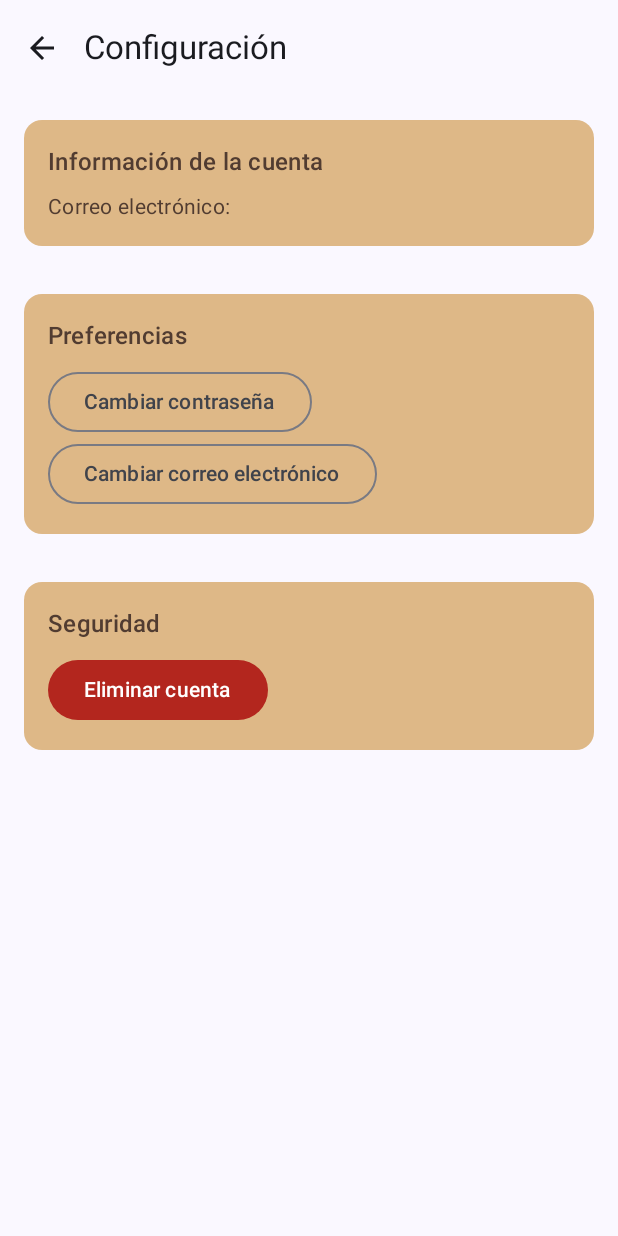
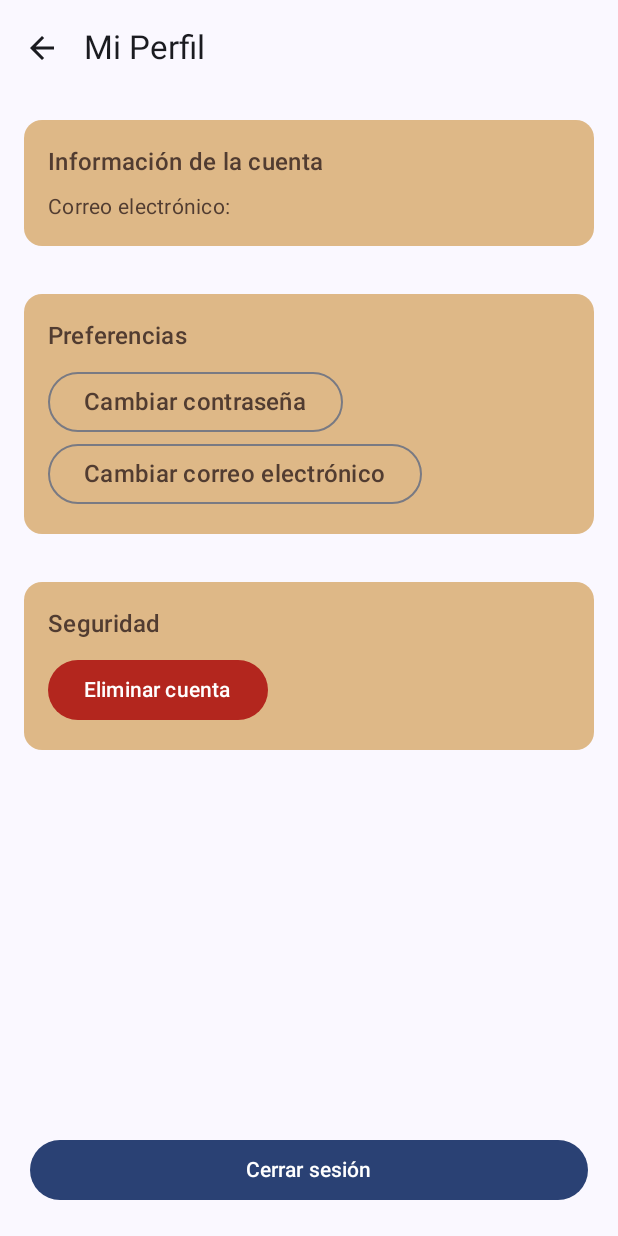
Before and after one commit to CaVassM/PocketMind_MobileApp, an Android app built with Jetpack Compose: the composable ConfiguracionScreen shown on its own in the app's theme, on a phone screen of 412 x 824 dp. Run offline under Robolectric (Android 15) with nearby library versions, the phone set to English and light mode, and no system bars; our stand-ins replace Firebase (no records; nobody signed in at launch, a user with empty details on screens opened directly).

Commit message:
Mantener sesión activa automática + Cerrar Sesión

```diff
--- a/app/src/main/java/com/example/ta_movil/MainActivity.kt
+++ b/app/src/main/java/com/example/ta_movil/MainActivity.kt
@@ -5,6 +5,7 @@ import android.widget.Toast
 import androidx.activity.ComponentActivity
 import androidx.activity.compose.setContent
 import androidx.activity.enableEdgeToEdge
+import androidx.compose.runtime.Composable
 import com.example.ta_movil.Components.MainNavigation
 import com.example.ta_movil.ui.theme.TA_MOVILTheme
 import com.google.firebase.FirebaseApp
@@ -36,7 +37,9 @@ class MainActivity : ComponentActivity() {
         enableEdgeToEdge()
         setContent {
             TA_MOVILTheme {
-                MainNavigation(auth)
+                // Determinar el destino inicial basado en el estado de autenticación
+                val startDestination = if (auth.currentUser != null) "dashboard" else "home"
+                MainNavigation(auth, startDestination)
             }
         }
     }
--- a/app/src/main/java/com/example/ta_movil/Views/dashboard/ConfiguracionScreen.kt
+++ b/app/src/main/java/com/example/ta_movil/Views/dashboard/ConfiguracionScreen.kt
@@ -28,7 +28,7 @@ fun ConfiguracionScreen(
         modifier = Modifier.fillMaxSize(),
         topBar = {
             TopAppBar(
-                title = { Text("Configuración") },
+                title = { Text("Mi Perfil") },
                 navigationIcon = {
                     IconButton(onClick = { navController.popBackStack() }) {
                         Icon(
@@ -94,14 +94,22 @@ fun ConfiguracionScreen(
                     OutlinedButton(
                         onClick = { /* Implementar cambio de contraseña */ }
                     ) {
-                        Text("Cambiar contraseña")
+                        Text(
+                            text = "Cambiar contraseña",
+                            style = MaterialTheme.typography.titleMedium,
+                            color = AppTheme.primaryText
+                        )
                     }
 
                     // Cambiar correo
                     OutlinedButton(
                         onClick = { /* Implementar cambio de correo */ }
                     ) {
-                        Text("Cambiar correo electrónico")
+                        Text(
+                            text = "Cambiar correo electrónico",
+                            style = MaterialTheme.typography.titleMedium,
+                            color = AppTheme.primaryText
+                        )
                     }
                 }
             }
@@ -135,6 +143,21 @@ fun ConfiguracionScreen(
                         Text("Eliminar cuenta")
                     }
                 }
+            }
+
+            Spacer(modifier = Modifier.weight(1f))
+
+            // Cerrar Sesión
+            Button(
+                onClick = { showLogoutDialog = true },
+                modifier = Modifier
+                    .fillMaxWidth()
+                    .padding(20.dp),
+                colors = ButtonDefaults.buttonColors(
+                    containerColor = MaterialTheme.colorScheme.primary
+                )
+            ) {
+                Text("Cerrar sesión")
             }
         }
     }
--- a/app/src/main/java/com/example/ta_movil/Views/userLogin/Login.kt
+++ b/app/src/main/java/com/example/ta_movil/Views/userLogin/Login.kt
@@ -130,10 +130,6 @@ fun LoginContent(
                 modifier = Modifier.padding(top = 8.dp)
             )
         }
-
-
-
-
     }
 }
 
```
Also changed, not shown: app/src/main/java/com/example/ta_movil/ViewModels/RegisterViewModel.kt (+21 -4 lines).
